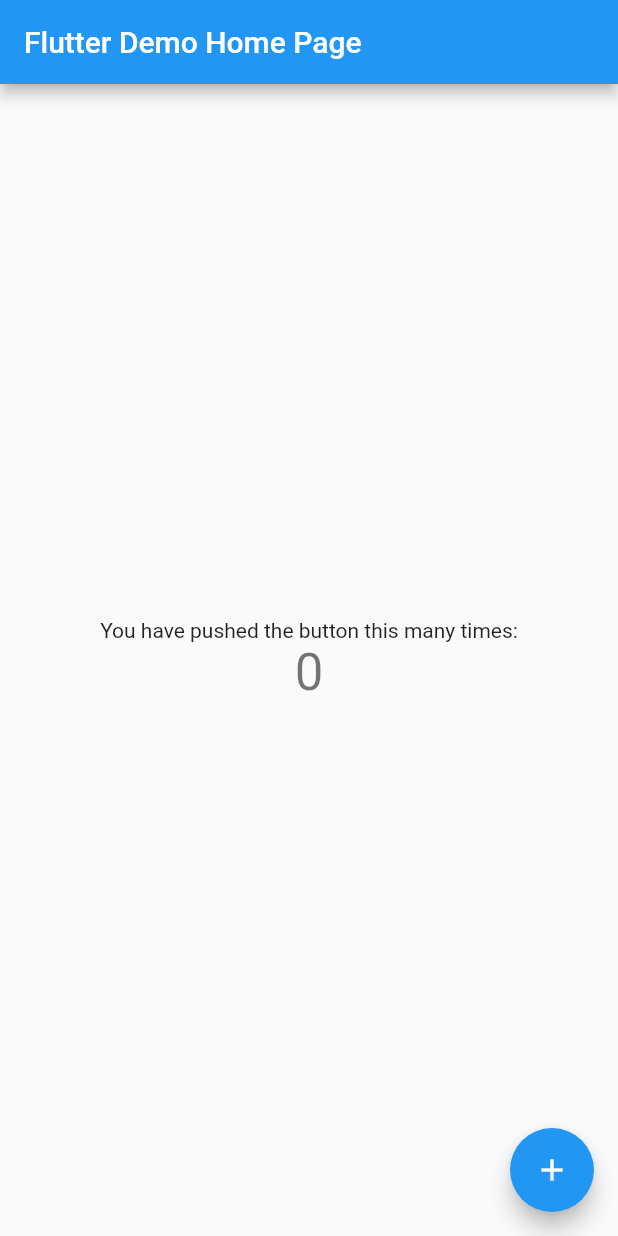
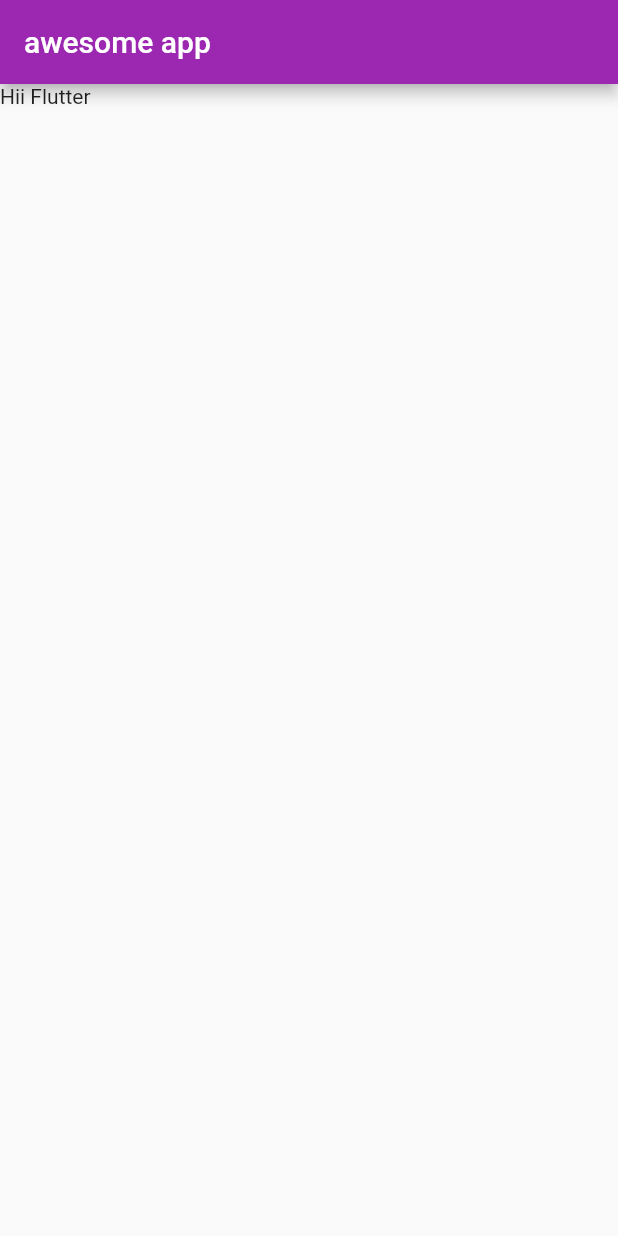
Before and after one commit to vipuldamor87/flutterTuts, a Flutter app: the screen it shows after launch, on a phone screen of 412 x 824 dp. Run offline on Flutter 3.47's test engine with Material 2 defaults, Android fonts, the phone set to English and light mode, and no system bars.

Commit message:
chapter 1 completed

```diff
--- a/lib/main.dart
+++ b/lib/main.dart
@@ -1,113 +1,29 @@
+import 'package:flutter/widgets.dart';
 import 'package:flutter/material.dart';
+import 'package:flutter/cupertino.dart';
 
-void main() {
-  runApp(MyApp());
+
+void main(){
+  //widgetsapp //MaterialApp //Cupertinoapp
+  runApp(MaterialApp(
+    home:HomePage(),
+    theme: ThemeData(
+      primarySwatch: Colors.purple,
+    ),
+  ));
 }
 
-class MyApp extends StatelessWidget {
-  // This widget is the root of your application.
+class HomePage extends StatelessWidget {
+  const HomePage({Key? key}) : super(key: key);
+
   @override
   Widget build(BuildContext context) {
-    return MaterialApp(
-      title: 'Flutter Demo',
-      theme: ThemeData(
-        // This is the theme of your application.
-        //
-        // Try running your application with "flutter run". You'll see the
-        // application has a blue toolbar. Then, without quitting the app, try
-        // changing the primarySwatch below to Colors.green and then invoke
-        // "hot reload" (press "r" in the console where you ran "flutter run",
-        // or simply save your changes to "hot reload" in a Flutter IDE).
-        // Notice that the counter didn't reset back to zero; the application
-        // is not restarted.
-        primarySwatch: Colors.blue,
+    return Scaffold(
+      appBar: AppBar(title: Text('awesome app'),
       ),
-      home: MyHomePage(title: 'Flutter Demo Home Page'),
+      body: Container(
+        child:Text('Hii Flutter'),
+      ),
     );
   }
 }
-
-class MyHomePage extends StatefulWidget {
-  MyHomePage({Key? key, required this.title}) : super(key: key);
-
-  // This widget is the home page of your application. It is stateful, meaning
-  // that it has a State object (defined below) that contains fields that affect
-  // how it looks.
-
-  // This class is the configuration for the state. It holds the values (in this
-  // case the title) provided by the parent (in this case the App widget) and
-  // used by the build method of the State. Fields in a Widget subclass are
-  // always marked "final".
-
-  final String title;
-
-  @override
-  _MyHomePageState createState() => _MyHomePageState();
-}
-
-class _MyHomePageState extends State<MyHomePage> {
-  int _counter = 0;
-
-  void _incrementCounter() {
-    setState(() {
-      // This call to setState tells the Flutter framework that something has
-      // changed in this State, which causes it to rerun the build method below
-      // so that the display can reflect the updated values. If we changed
-      // _counter without calling setState(), then the build method would not be
-      // called again, and so nothing would appear to happen.
-      _counter++;
-    });
-  }
-
-  @override
-  Widget build(BuildContext context) {
-    // This method is rerun every time setState is called, for instance as done
-    // by the _incrementCounter method above.
-    //
-    // The Flutter framework has been optimized to make rerunning build methods
-    // fast, so that you can just rebuild anything that needs updating rather
-    // than having to individually change instances of widgets.
-    return Scaffold(
-      appBar: AppBar(
-        // Here we take the value from the MyHomePage object that was created by
-        // the App.build method, and use it to set our appbar title.
-        title: Text(widget.title),
-      ),
-      body: Center(
-        // Center is a layout widget. It takes a single child and positions it
-        // in the middle of the parent.
-        child: Column(
-          // Column is also a layout widget. It takes a list of children and
-          // arranges them vertically. By default, it sizes itself to fit its
-          // children horizontally, and tries to be as tall as its parent.
-          //
-          // Invoke "debug painting" (press "p" in the console, choose the
-          // "Toggle Debug Paint" action from the Flutter Inspector in Android
-          // Studio, or the "Toggle Debug Paint" command in Visual Studio Code)
-          // to see the wireframe for each widget.
-          //
-          // Column has various properties to control how it sizes itself and
-          // how it positions its children. Here we use mainAxisAlignment to
-          // center the children vertically; the main axis here is the vertical
-          // axis because Columns are vertical (the cross axis would be
-          // horizontal).
-          mainAxisAlignment: MainAxisAlignment.center,
-          children: <Widget>[
-            Text(
-              'You have pushed the button this many times:',
-            ),
-            Text(
-              '$_counter',
-              style: Theme.of(context).textTheme.headline4,
-            ),
-          ],
-        ),
-      ),
-      floatingActionButton: FloatingActionButton(
-        onPressed: _incrementCounter,
-        tooltip: 'Increment',
-        child: Icon(Icons.add),
-      ), // This trailing comma makes auto-formatting nicer for build methods.
-    );
-  }
-}
```
